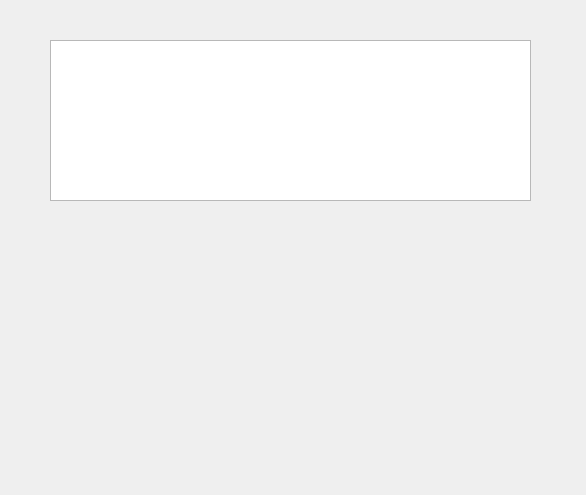
Qt form demonstrationwindow.ui (dacsson/PrimAlgorithm) before a commit.
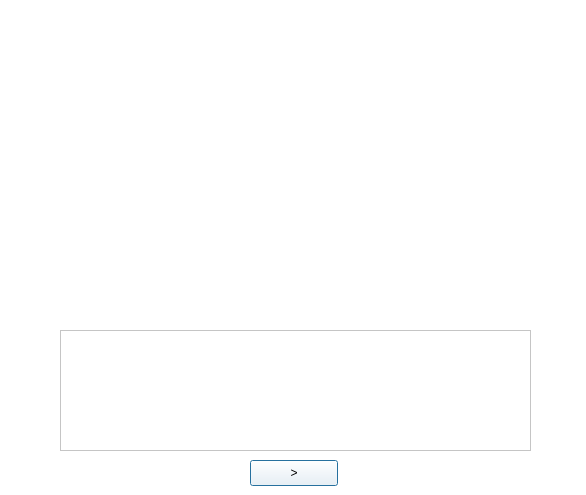
The same form after that commit.

Patch:
```diff
--- a/demonstrationwindow.ui
+++ b/demonstrationwindow.ui
@@ -13,13 +13,32 @@
   <property name="windowTitle">
    <string>Dialog</string>
   </property>
-  <widget class="QTextBrowser" name="QuestionTextBox">
+  <property name="autoFillBackground">
+   <bool>false</bool>
+  </property>
+  <property name="styleSheet">
+   <string notr="true">background-color: rgb(255, 255, 255);</string>
+  </property>
+  <widget class="QPushButton" name="nextQuestion">
    <property name="geometry">
     <rect>
-     <x>50</x>
-     <y>40</y>
-     <width>481</width>
-     <height>161</height>
+     <x>250</x>
+     <y>460</y>
+     <width>88</width>
+     <height>26</height>
+    </rect>
+   </property>
+   <property name="text">
+    <string>&gt;</string>
+   </property>
+  </widget>
+  <widget class="QTextBrowser" name="DescriptionTextBox">
+   <property name="geometry">
+    <rect>
+     <x>60</x>
+     <y>330</y>
+     <width>471</width>
+     <height>121</height>
     </rect>
    </property>
   </widget>
```
